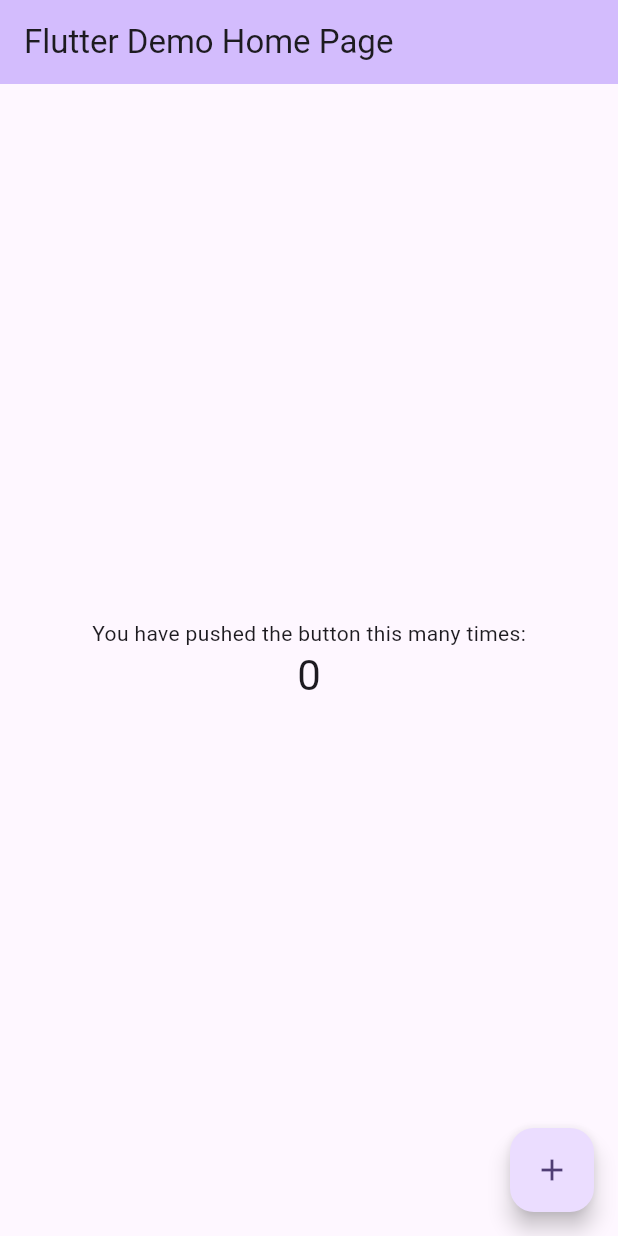
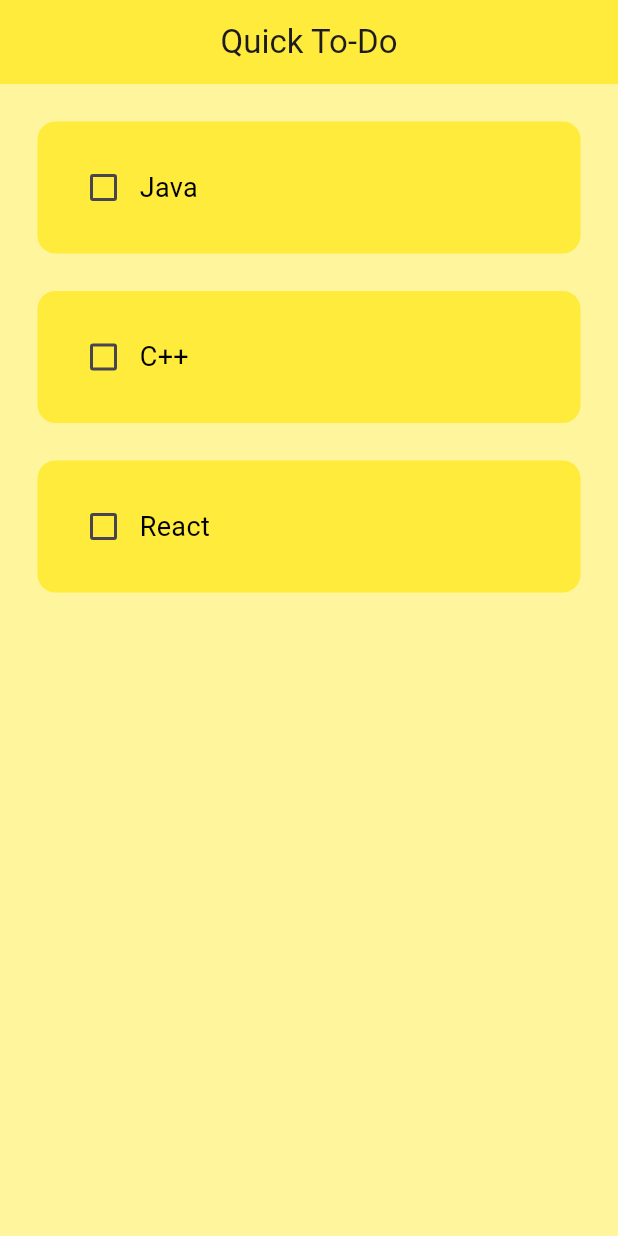
Before and after one commit to safkat07/Quick_Check, a Flutter app: the screen it shows after launch, on a phone screen of 412 x 824 dp. Run offline on Flutter 3.47's test engine with Material 3 defaults, Android fonts, the phone set to English and light mode, and no system bars.

Commit message:
added todotile and showing todos statically

```diff
--- a/lib/main.dart
+++ b/lib/main.dart
@@ -1,125 +1,19 @@
 import 'package:flutter/material.dart';
+import 'package:new_todo/pages/home_page.dart';
 
 void main() {
-  runApp(const MyApp());
+  runApp(const App());
 }
 
-class MyApp extends StatelessWidget {
-  const MyApp({super.key});
+class App extends StatelessWidget {
+  const App({super.key});
 
-  // This widget is the root of your application.
   @override
   Widget build(BuildContext context) {
     return MaterialApp(
-      title: 'Flutter Demo',
-      theme: ThemeData(
-        // This is the theme of your application.
-        //
-        // TRY THIS: Try running your application with "flutter run". You'll see
-        // the application has a purple toolbar. Then, without quitting the app,
-        // try changing the seedColor in the colorScheme below to Colors.green
-        // and then invoke "hot reload" (save your changes or press the "hot
-        // reload" button in a Flutter-supported IDE, or press "r" if you used
-        // the command line to start the app).
-        //
-        // Notice that the counter didn't reset back to zero; the application
-        // state is not lost during the reload. To reset the state, use hot
-        // restart instead.
-        //
-        // This works for code too, not just values: Most code changes can be
-        // tested with just a hot reload.
-        colorScheme: ColorScheme.fromSeed(seedColor: Colors.deepPurple),
-        useMaterial3: true,
-      ),
-      home: const MyHomePage(title: 'Flutter Demo Home Page'),
+      debugShowCheckedModeBanner: false,
+      home: const HomePage(),
+      theme: ThemeData(primarySwatch: Colors.red),
     );
   }
 }
-
-class MyHomePage extends StatefulWidget {
-  const MyHomePage({super.key, required this.title});
-
-  // This widget is the home page of your application. It is stateful, meaning
-  // that it has a State object (defined below) that contains fields that affect
-  // how it looks.
-
-  // This class is the configuration for the state. It holds the values (in this
-  // case the title) provided by the parent (in this case the App widget) and
-  // used by the build method of the State. Fields in a Widget subclass are
-  // always marked "final".
-
-  final String title;
-
-  @override
-  State<MyHomePage> createState() => _MyHomePageState();
-}
-
-class _MyHomePageState extends State<MyHomePage> {
-  int _counter = 0;
-
-  void _incrementCounter() {
-    setState(() {
-      // This call to setState tells the Flutter framework that something has
-      // changed in this State, which causes it to rerun the build method below
-      // so that the display can reflect the updated values. If we changed
-      // _counter without calling setState(), then the build method would not be
-      // called again, and so nothing would appear to happen.
-      _counter++;
-    });
-  }
-
-  @override
-  Widget build(BuildContext context) {
-    // This method is rerun every time setState is called, for instance as done
-    // by the _incrementCounter method above.
-    //
-    // The Flutter framework has been optimized to make rerunning build methods
-    // fast, so that you can just rebuild anything that needs updating rather
-    // than having to individually change instances of widgets.
-    return Scaffold(
-      appBar: AppBar(
-        // TRY THIS: Try changing the color here to a specific color (to
-        // Colors.amber, perhaps?) and trigger a hot reload to see the AppBar
-        // change color while the other colors stay the same.
-        backgroundColor: Theme.of(context).colorScheme.inversePrimary,
-        // Here we take the value from the MyHomePage object that was created by
-        // the App.build method, and use it to set our appbar title.
-        title: Text(widget.title),
-      ),
-      body: Center(
-        // Center is a layout widget. It takes a single child and positions it
-        // in the middle of the parent.
-        child: Column(
-          // Column is also a layout widget. It takes a list of children and
-          // arranges them vertically. By default, it sizes itself to fit its
-          // children horizontally, and tries to be as tall as its parent.
-          //
-          // Column has various properties to control how it sizes itself and
-          // how it positions its children. Here we use mainAxisAlignment to
-          // center the children vertically; the main axis here is the vertical
-          // axis because Columns are vertical (the cross axis would be
-          // horizontal).
-          //
-          // TRY THIS: Invoke "debug painting" (choose the "Toggle Debug Paint"
-          // action in the IDE, or press "p" in the console), to see the
-          // wireframe for each widget.
-          mainAxisAlignment: MainAxisAlignment.center,
-          children: <Widget>[
-            const Text(
-              'You have pushed the button this many times:',
-            ),
-            Text(
-              '$_counter',
-              style: Theme.of(context).textTheme.headlineMedium,
-            ),
-          ],
-        ),
-      ),
-      floatingActionButton: FloatingActionButton(
-        onPressed: _incrementCounter,
-        tooltip: 'Increment',
-        child: const Icon(Icons.add),
-      ), // This trailing comma makes auto-formatting nicer for build methods.
-    );
-  }
-}
--- /dev/null
+++ b/lib/pages/home_page.dart
@@ -0,0 +1,53 @@
+import 'package:flutter/material.dart';
+import 'package:flutter/services.dart';
+import 'package:new_todo/utils/todo_tile.dart';
+
+class HomePage extends StatefulWidget {
+  const HomePage({super.key});
+
+  @override
+  State<HomePage> createState() => _HomePageState();
+}
+
+class _HomePageState extends State<HomePage> {
+
+  //list of todo task
+  List toDoList = [
+    ["Java", false],
+    ["C++", false, ],
+    ["React", false, ],
+  ];
+
+
+  //check box changed
+  void checkBoxChanged(bool? value, int index) {
+    setState(() {
+      toDoList[index][1] = !toDoList[index][1];
+      HapticFeedback.vibrate();
+    });
+  }
+
+  @override
+  Widget build(BuildContext context) {
+    return  Scaffold(
+      backgroundColor: Colors.yellow[200],
+      appBar: AppBar(
+      title:const Text('Quick To-Do'),
+        backgroundColor: Colors.yellow,
+        centerTitle: true,
+        elevation: 0,
+      ),
+      body: ListView.builder(
+        itemCount: toDoList.length,
+        itemBuilder: (context, index){
+          return ToDoTile(
+            taskName: toDoList[index][0],
+            taskCompleted: toDoList[index][1],
+            onChanged: (value) => checkBoxChanged(value, index),
+          );
+        },
+      ),
+
+    );
+  }
+}
--- /dev/null
+++ b/lib/utils/todo_tile.dart
@@ -0,0 +1,53 @@
+// ignore_for_file: prefer_const_constructors, sort_child_properties_last
+
+import 'package:flutter/material.dart';
+
+class ToDoTile extends StatelessWidget {
+
+  // Create a variable to track checkbox state
+  final String taskName;
+  final bool taskCompleted ;
+  Function(bool?)? onChanged;
+
+
+  ToDoTile({
+    super.key,
+    required this.taskName,
+    required this.taskCompleted,
+    required this.onChanged
+  });
+
+  @override
+  Widget build(BuildContext context) {
+    return Padding(
+      padding: const EdgeInsets.only(left: 25.0, right: 25, top: 25),
+      child: Container(
+        padding: EdgeInsets.all(20),
+        child: Row(
+          children: [
+            // Checkbox
+            Checkbox(
+              value: taskCompleted,
+              onChanged: onChanged,
+              activeColor: Colors.black,
+            ),
+
+            // To-do task text
+            Text(
+              taskName,
+              style: TextStyle(
+                color: Colors.black,
+                fontSize: 18,
+                decoration: taskCompleted? TextDecoration.lineThrough : TextDecoration.none,
+              ),
+            ),
+          ],
+        ),
+        decoration: BoxDecoration(
+          color: Colors.yellow,
+          borderRadius: BorderRadius.circular(12),
+        ),
+      ),
+    );
+  }
+}
```
